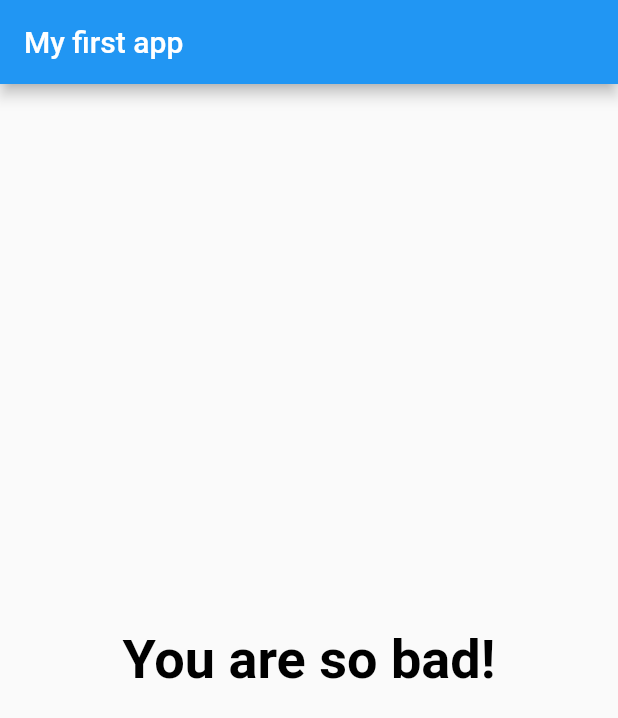
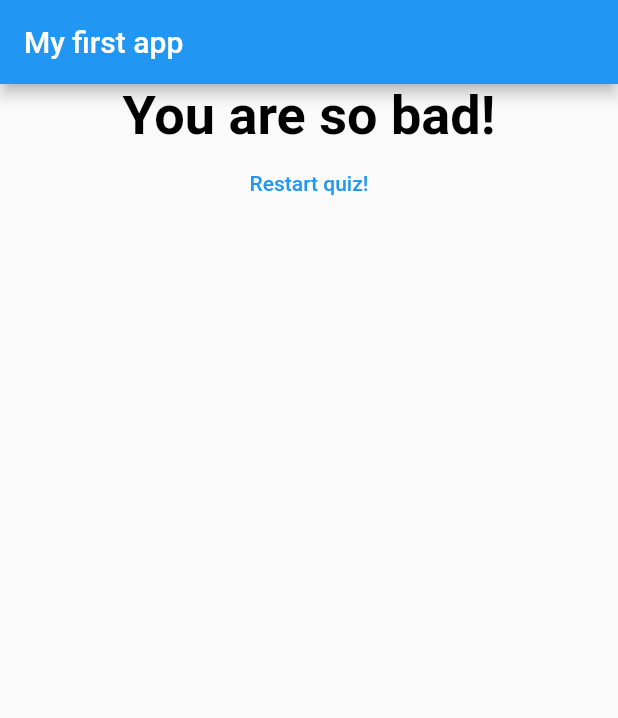
Before and after one commit to indianaea/quiz_app, a Flutter app: the screen it shows after launch, after a tap on "Black", after a tap on "Snake", after a tap on "Lisa", on a phone screen of 412 x 824 dp. Shown: the top 718 px of the screen. Run offline on Flutter 3.47's test engine with Material 2 defaults, Android fonts, the phone set to English and light mode, and no system bars.

```diff
--- a/lib/main.dart
+++ b/lib/main.dart
@@ -52,6 +52,13 @@ class _MyAppState extends State<MyApp> {
   var _questionIndex = 0;
   var _totalScore = 0;
 
+  void _resetQuiz() {
+    setState(() {
+      _questionIndex = 0;
+      _totalScore = 0;
+    });
+  }
+
   void _answerQuestion(int score) {
     _totalScore += score;
 
@@ -81,7 +88,7 @@ class _MyAppState extends State<MyApp> {
                 questionIndex: _questionIndex,
                 questions: _questions,
               )
-            : Result(_totalScore),
+            : Result(_totalScore, _resetQuiz),
       ),
     );
   }
--- a/lib/result.dart
+++ b/lib/result.dart
@@ -2,8 +2,9 @@ import 'package:flutter/material.dart';
 
 class Result extends StatelessWidget {
   final int resultScore;
+  final VoidCallback resetHandler;
 
-  Result(this.resultScore);
+  Result(this.resultScore, this.resetHandler);
 
   String get resultPhrase {
     String resultText;
@@ -22,11 +23,22 @@ class Result extends StatelessWidget {
   @override
   Widget build(BuildContext context) {
     return Center(
-      child: Text(
-        resultPhrase,
-        style: TextStyle(
-            fontSize: 36, fontWeight: FontWeight.bold, color: Colors.black),
-        textAlign: TextAlign.center,
+      child: Column(
+        children: <Widget>[
+          Text(
+            resultPhrase,
+            style: TextStyle(
+                fontSize: 36, fontWeight: FontWeight.bold, color: Colors.black),
+            textAlign: TextAlign.center,
+          ),
+          TextButton(
+            child: Text(
+              'Restart quiz!',
+              style: TextStyle(color: Colors.blue),
+            ),
+            onPressed: resetHandler,
+          ),
+        ],
       ),
     );
   }
```
